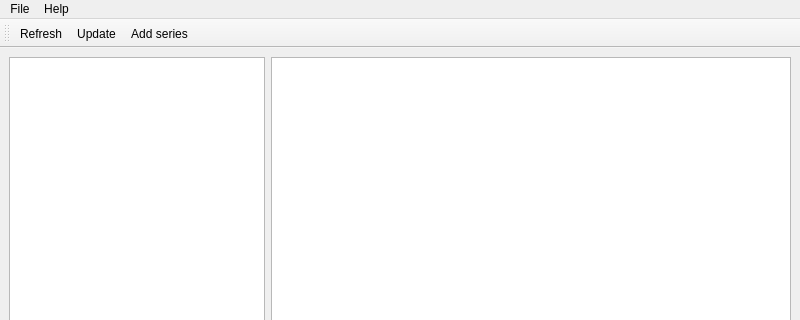
First picture: the form in src/UI/mainWindow.ui, repository christofsteel/mucomicload, before the edit; both pictures show x 0 to 800 and y 0 to 320 of the 800 by 600 pixel window.
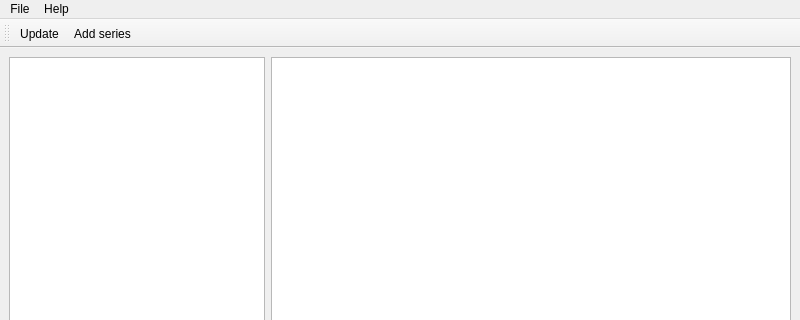
Second picture: the form after the edit.

```diff
--- a/src/UI/mainWindow.ui
+++ b/src/UI/mainWindow.ui
@@ -68,7 +68,6 @@
    <attribute name="toolBarBreak">
     <bool>false</bool>
    </attribute>
-   <addaction name="actionRefresh"/>
    <addaction name="actionUpdate"/>
    <addaction name="actionAdd_series"/>
   </widget>
```
